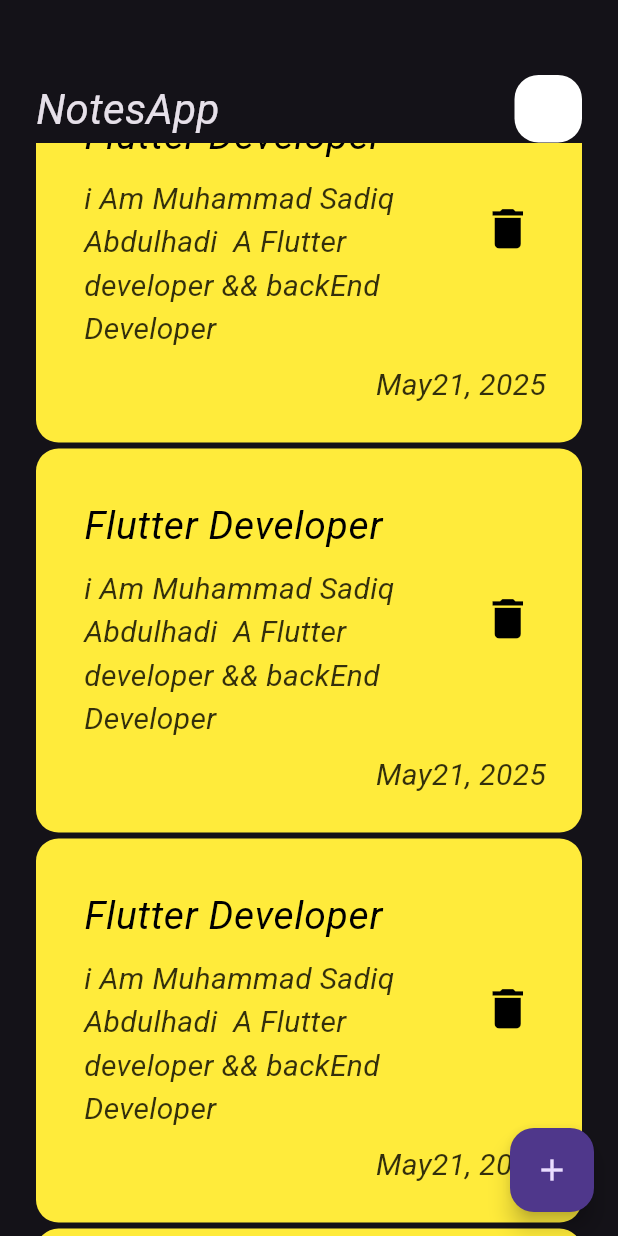
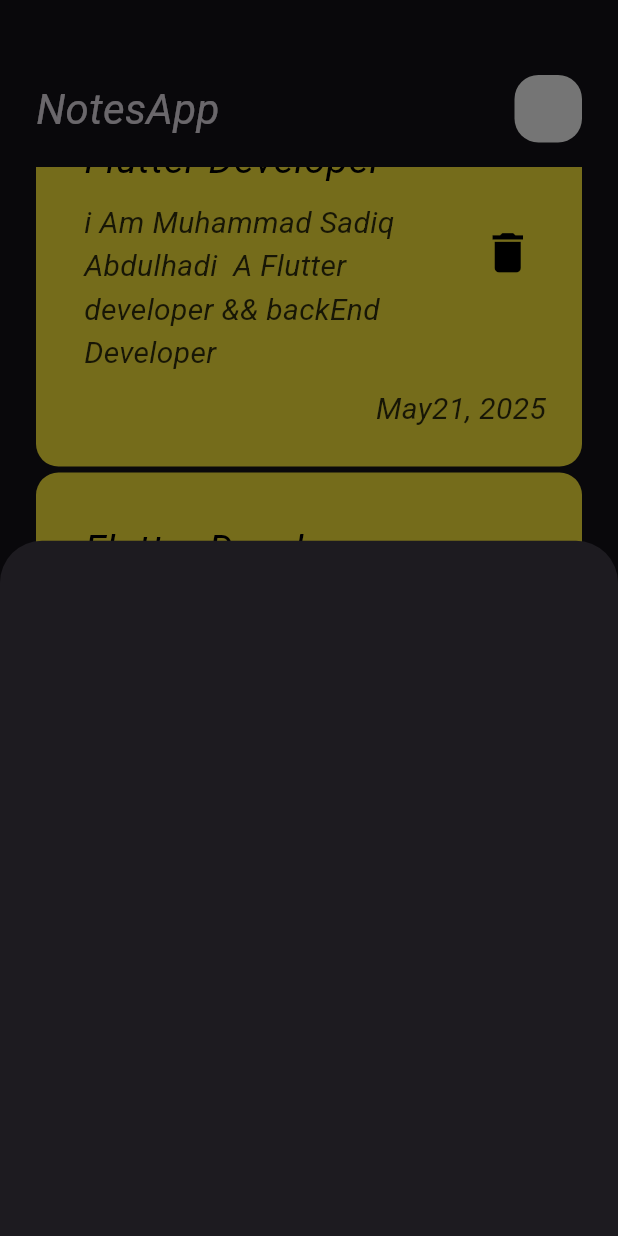
Before and after one commit to mohamedseedk908/NotesApp, a Flutter app: the screen it shows after launch, scrolled down 576 dp, after a tap on the "add" icon, on a phone screen of 412 x 824 dp. Run offline on Flutter 3.47's test engine with Material 3 defaults, Android fonts, the phone set to English and light mode, and no system bars.

Commit message:
Add Notes Button Sheet

```diff
--- a/lib/views/notes_view.dart
+++ b/lib/views/notes_view.dart
@@ -1,4 +1,5 @@
 import 'package:flutter/material.dart';
+import 'package:notes/views/widgets/add_notes_button_sheet.dart';
 import 'package:notes/views/widgets/notes_view_body.dart';
 
 class NotesView extends StatelessWidget {
@@ -6,8 +7,18 @@ class NotesView extends StatelessWidget {
 
   @override
   Widget build(BuildContext context) {
-    return  Scaffold(
-      floatingActionButton: FloatingActionButton(onPressed: (){},child: Icon(Icons.add),),
+    return Scaffold(
+      floatingActionButton: FloatingActionButton(
+        onPressed: () {
+          showModalBottomSheet(
+            context: context,
+            builder: (context) {
+              return AddNotesButtonSheet();
+            },
+          );
+        },
+        child: Icon(Icons.add),
+      ),
       body: NotesViewBody(),
     );
   }
--- /dev/null
+++ b/lib/views/widgets/add_notes_button_sheet.dart
@@ -0,0 +1,10 @@
+import 'package:flutter/material.dart';
+
+class AddNotesButtonSheet extends StatelessWidget {
+  const AddNotesButtonSheet({super.key});
+
+  @override
+  Widget build(BuildContext context) {
+    return Container();
+  }
+}
--- a/lib/views/widgets/notes_list_view.dart
+++ b/lib/views/widgets/notes_list_view.dart
@@ -9,13 +9,17 @@ class NotesListView extends StatelessWidget {
 
   @override
   Widget build(BuildContext context) {
-    return ListView.builder(
+    return Padding(
+      padding: const EdgeInsets.symmetric(vertical: 16.0),
+      child: ListView.builder(
+        padding: EdgeInsets.zero,
         itemBuilder:(context,index){
           return const Padding(
             padding:  EdgeInsets.only(bottom: 4),
             child: NotesItem(),
           );
         } ,
+      ),
     );
   }
 }
```
Lines whose indentation alone changed are shown as unchanged.
